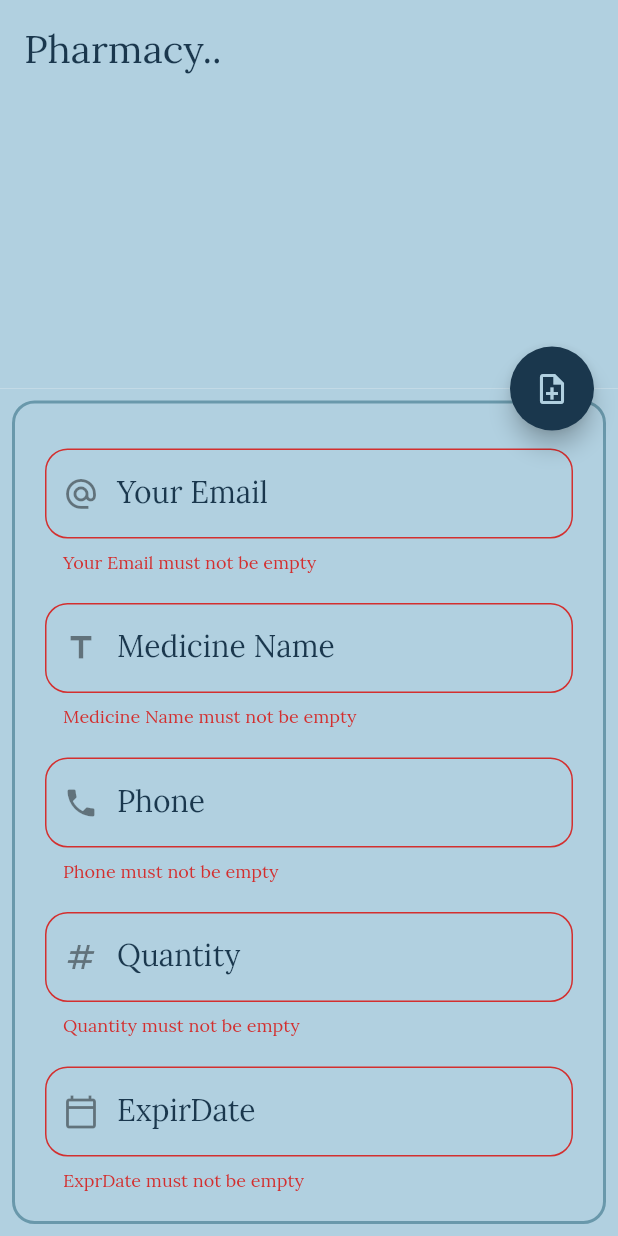
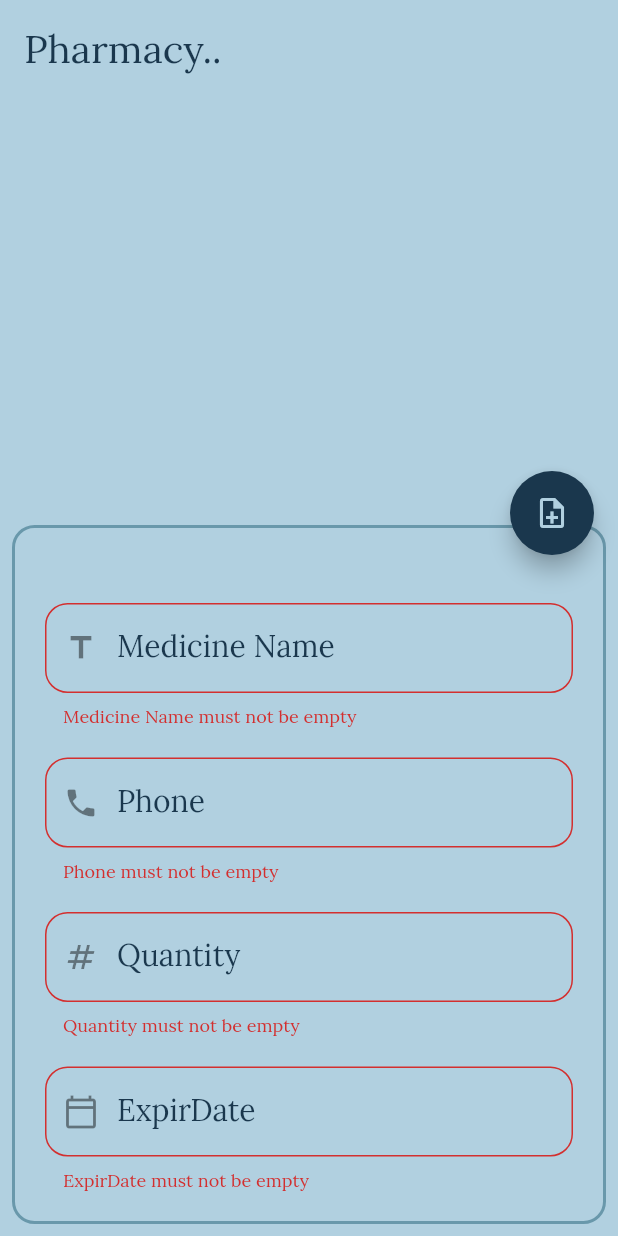
Before and after one commit to AhmedSaeedMorsy/Graduation_Project, a Flutter app: the Pharmacy screen opened directly, after a tap on the "add" icon, after a tap on the "note add" icon, on a phone screen of 412 x 824 dp. Run offline on Flutter 3.47's test engine with Material 2 defaults, Android fonts, the phone set to English and light mode, and no system bars; our stand-ins replace animated_splash_screen, bloc, conditional_builder_rec, cool_alert, curved_navigation_bar, date_picker_timeline and 8 more; accounts and stored records are empty; network calls fail.

```diff
--- a/lib/model/department-in-hospital.dart
+++ b/lib/model/department-in-hospital.dart
@@ -15,10 +15,12 @@ class DeptDataModel{
   late int id;
   late String  name;
   HospitalData ? hospitals;
+  late String image;
 
   DeptDataModel.fromJson(Map <String,dynamic> json){
     id = json["id"];
     name =json["name"];
+    image = json["image"];
     hospitals = HospitalData.fromJson(json["hospitals"]);
   }
 }
--- a/lib/model/department-model.dart
+++ b/lib/model/department-model.dart
@@ -12,9 +12,11 @@ class DepartmentModel {
 class DataModel {
   late int id;
   late String  name;
+  late String image;
 
   DataModel.fromJson( json) {
     id = json["id"];
     name = json["name"];
+    image = json["image"];
   }
 }
--- a/lib/model/doctors-indepartment-model.dart
+++ b/lib/model/doctors-in-department-model.dart
@@ -15,11 +15,13 @@ class DoctorDataModel {
   late String dPhone;
   late String day;
   late HospitalDataModel hospital;
+  late String imagePath;
   DoctorDataModel.fromJson(Map<String, dynamic> json) {
     id = json["id"];
     name = json["name"];
     dLastName = json["dLastName"];
     dPhone = json["dPhone"];
+    imagePath=json["imagePath"];
     day = json["day"];
 
     hospital = HospitalDataModel.fromJson(json["hospitals"]);
--- a/lib/modules/user_modules/doctors/doctors.dart
+++ b/lib/modules/user_modules/doctors/doctors.dart
@@ -4,7 +4,7 @@ import 'package:conditional_builder_rec/conditional_builder_rec.dart';
 import 'package:flutter/material.dart';
 import 'package:flutter_bloc/flutter_bloc.dart';
 
-import 'package:h_care/model/doctors-indepartment-model.dart';
+import 'package:h_care/model/doctors-in-department-model.dart';
 
 import 'package:h_care/modules/user_modules/doctor_screen/doctor_screen.dart';
 import 'package:h_care/shared/componant/componant.dart';
@@ -89,10 +89,10 @@ class DoctorDisplay extends StatelessWidget {
             children: [
               Row(
                 children: [
-                  const CircleAvatar(
+                  CircleAvatar(
                     radius: 50,
                     backgroundImage:
-                        AssetImage("assets/images/onboarding_4.png"),
+                        NetworkImage(model.imagePath),
                   ),
                   const SizedBox(
                     width: 15.0,
--- a/lib/modules/user_modules/pharmacy/pharmacy.dart
+++ b/lib/modules/user_modules/pharmacy/pharmacy.dart
@@ -7,11 +7,13 @@ import 'package:h_care/shared/componant/componant.dart';
 import 'package:h_care/shared/constant.dart';
 import 'package:h_care/shared/cubit/user_cubit/cubit.dart';
 import 'package:h_care/shared/cubit/user_cubit/states.dart';
+import 'package:h_care/shared/network/local/cache_helper.dart';
 import 'package:h_care/shared/style/color.dart';
 import 'package:intl/intl.dart';
 
 class Pharmacy extends StatelessWidget {
   Pharmacy({Key? key}) : super(key: key);
+  late String email = CacheHelper.getData(key: "userName");
   var scaffoldKey = GlobalKey<ScaffoldState>();
   var formKey = GlobalKey<FormState>();
   var controllerMedicineName = TextEditingController();
@@ -33,11 +35,12 @@ class Pharmacy extends StatelessWidget {
               if (UserCubit.get(context).isBottomSheetShown) {
                 if (formKey.currentState!.validate()) {
                   UserCubit.get(context).postMedicine(
-                      patientId: controllerEmail.text,
+                    patientId: email,
                     medicineName: controllerMedicineName.text,
                     phone: controllerPhone.text,
                     quantity: controllerQuantity.text,
-                      exprDate: controllerExprDate.text);
+                    exprDate: controllerExprDate.text,
+                  );
                   Navigator.pop(context);
 
                   UserCubit.get(context).changeBottomSheet(
@@ -71,20 +74,20 @@ class Pharmacy extends StatelessWidget {
                                     const SizedBox(
                                       height: 10.0,
                                     ),
-                                    defaultTextFormField(
-                                      controller: controllerEmail,
-                                      textInputType: TextInputType.emailAddress,
-                                      labelText: "Your Email",
-                                      validator: (value) {
-                                        if (value!.isEmpty) {
-                                          return ('Your Email must not be empty');
-                                        }
-                                        return null;
-                                      },
-                                      prefixIcon: const Icon(
-                                        Icons.alternate_email_outlined,
-                                      ),
-                                    ),
+                                    // defaultTextFormField(
+                                    //   controller: controllerEmail,
+                                    //   textInputType: TextInputType.emailAddress,
+                                    //   labelText: "Your Email",
+                                    //   validator: (value) {
+                                    //     if (value!.isEmpty) {
+                                    //       return ('Your Email must not be empty');
+                                    //     }
+                                    //     return null;
+                                    //   },
+                                    //   prefixIcon: const Icon(
+                                    //     Icons.alternate_email_outlined,
+                                    //   ),
+                                    // ),
                                     const SizedBox(
                                       height: 20.0,
                                     ),
@@ -143,7 +146,7 @@ class Pharmacy extends StatelessWidget {
                                       controller: controllerExprDate,
                                       validator: (value) {
                                         if (value!.isEmpty) {
-                                          return ('ExprDate must not be empty');
+                                          return ('ExpirDate must not be empty');
                                         }
                                         return null;
                                       },
@@ -198,7 +201,7 @@ class Pharmacy extends StatelessWidget {
   Widget pharmacyWidget(context) {
     return BlocConsumer<UserCubit, UserStates>(
       listener: (context, state) {
-        if(state is AddMedicineSuccessState){
+        if (state is AddMedicineSuccessState) {
           showToast(
               message: "Added successfully",
               state: toast.success,
@@ -219,7 +222,13 @@ class Pharmacy extends StatelessWidget {
               const SizedBox(
                 height: 15.0,
               ),
-              Expanded(
+              ConditionalBuilderRec(
+                condition: UserCubit.get(context)
+                        .medicineModel
+                        .medicineModel
+                        .isNotEmpty ||
+                    state is! MedicineLoadingState,
+                builder: (context) => Expanded(
                   child: ListView.separated(
                       physics: const BouncingScrollPhysics(),
                       itemBuilder: (context, index) => drugItem(
@@ -235,6 +244,10 @@ class Pharmacy extends StatelessWidget {
                           .medicineModel
                           .medicineModel
                           .length),
+                ),
+                fallback: (context) => const Center(
+                  child: CircularProgressIndicator(),
+                ),
               ),
             ],
           ),
```
Also changed, not shown: lib/shared/componant/componant.dart (+4 -6 lines), lib/shared/cubit/user_cubit/cubit.dart (+5 -10 lines). Lines whose indentation alone changed are shown as unchanged.
